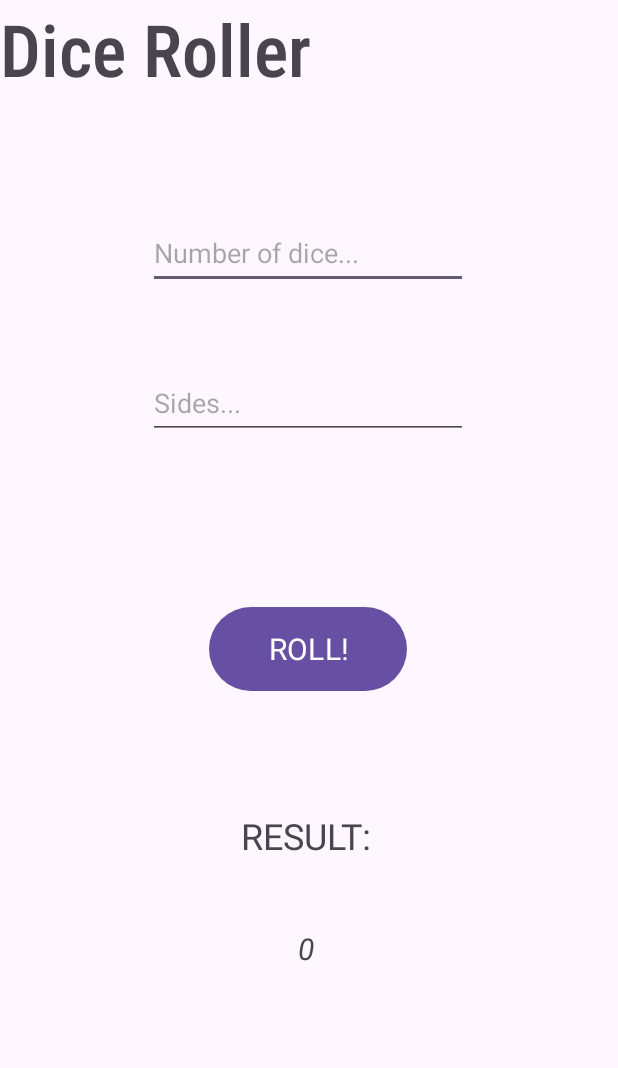
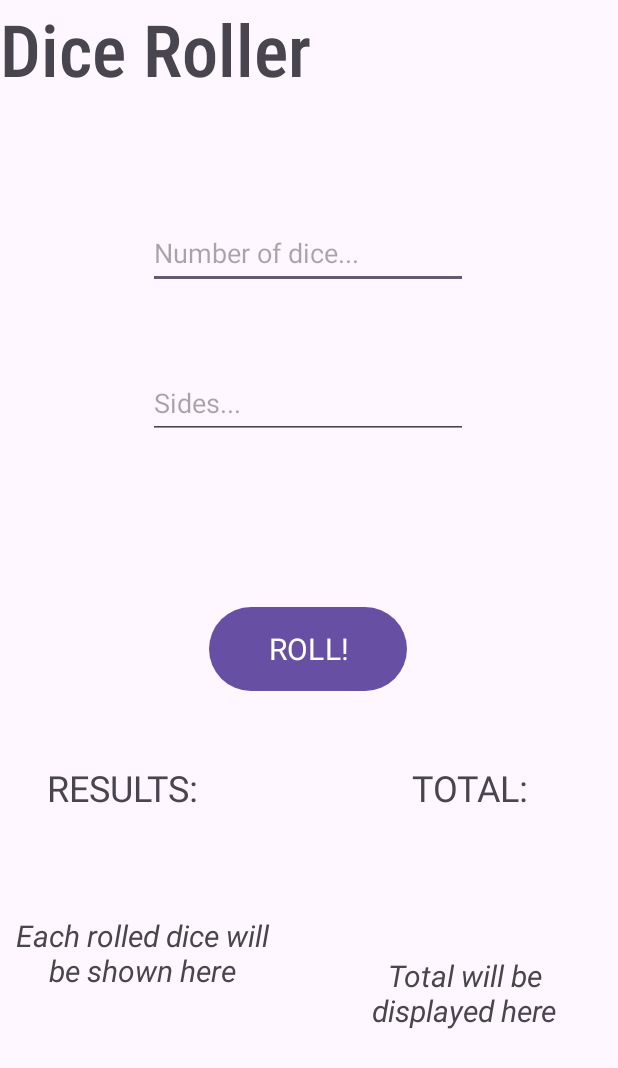
Before and after one commit to RoderikLight/DS41_Practica_2, an Android app: the screen it shows after launch (MainActivity), after a tap on "ROLL!", on a phone screen of 412 x 824 dp. Shown: the top 1068 px of the screen. Run offline under Robolectric (Android 15) with nearby library versions, the phone set to English and light mode, and no system bars.

Commit message:
You can throw multiple dice now
Hey i'm done now i think

```diff
--- a/app/src/main/java/com/roderiklight/ds41_practica_2/Dice.kt
+++ b/app/src/main/java/com/roderiklight/ds41_practica_2/Dice.kt
@@ -1,4 +1,4 @@
 package com.roderiklight.ds41_practica_2
 import kotlin.random.Random
 
-data class Dice(val sides: Int)
+data class Dice(val side: Int)
--- a/app/src/main/java/com/roderiklight/ds41_practica_2/MainActivity.kt
+++ b/app/src/main/java/com/roderiklight/ds41_practica_2/MainActivity.kt
@@ -11,9 +11,12 @@ import kotlin.random.Random
 
 class MainActivity : AppCompatActivity() {
 
+    private var count: String = ""
     private var value: String = ""
-    private var result: Int = 0
+    private var accumulator: Int = 0
+    private var list : ArrayList<Int> = ArrayList()
     private lateinit var total: TextView
+    private lateinit var results: TextView
     override fun onCreate(savedInstanceState: Bundle?) {
         super.onCreate(savedInstanceState)
         setContentView(R.layout.activity_main)
@@ -21,20 +24,41 @@ class MainActivity : AppCompatActivity() {
         val number = findViewById<EditText>(R.id.number)
         val side = findViewById<EditText>(R.id.sides)
         val roll = findViewById<Button>(R.id.button)
+        results = findViewById(R.id.results)
         total = findViewById(R.id.total)
 
         roll.setOnClickListener {
+            count = number.text.toString()
             value = side.text.toString()
-            roller()
-            total.text = result.toString()
+            if (count.isBlank() || value.isBlank()) {
+                Toast.makeText(this, "Try to actually input the needed stuff this time pls", Toast.LENGTH_SHORT).show()
+            }
+            else if (count.toInt() == 0){
+                Toast.makeText(this, "You can't throw 0 dices wtf", Toast.LENGTH_SHORT).show()
+            }
+            else{
+            try{
+            repeat(count.toInt()){
+                roller()
+                total.text = accumulator.toString()
+                results.text = list.toString()
+            }
+            }
+            catch (e: IllegalArgumentException){
+                Toast.makeText(this, "Number of sides CANNOT be 0, when have you ever seen a zero-faced dice? Dummy", Toast.LENGTH_LONG).show()
+            }
+                accumulator = 0
+                list.clear()
+            }
         }
 
 
     }
 
     private fun roller(){
-        val random = Random.nextInt(1, value.toInt() + 1)
-        val dice: Dice = (Dice(sides = random))
-        result = random
+                val random = Random.nextInt(1,value.toInt() + 1)
+                val dice: Dice = (Dice(side = random))
+                list.add(random)
+                accumulator += dice.side
     }
 }
--- a/app/src/main/res/layout/activity_main.xml
+++ b/app/src/main/res/layout/activity_main.xml
@@ -5,6 +5,21 @@
     android:layout_width="match_parent"
     android:layout_height="match_parent"
     tools:context=".MainActivity">
+
+    <TextView
+        android:id="@+id/results"
+        android:layout_width="186dp"
+        android:layout_height="189dp"
+        android:layout_marginEnd="224dp"
+        android:fontFamily="sans-serif"
+        android:text="Each rolled dice will be shown here"
+        android:textAlignment="center"
+        android:textSize="20sp"
+        android:textStyle="italic"
+        app:layout_constraintBottom_toBottomOf="parent"
+        app:layout_constraintEnd_toEndOf="parent"
+        app:layout_constraintTop_toBottomOf="@+id/totaltitle"
+        app:layout_constraintVertical_bias="0.739" />
 
     <TextView
         android:id="@+id/Title"
@@ -61,29 +76,41 @@
 
     <TextView
         android:id="@+id/total"
-        android:layout_width="wrap_content"
-        android:layout_height="wrap_content"
+        android:layout_width="173dp"
+        android:layout_height="61dp"
+        android:layout_marginEnd="16dp"
         android:fontFamily="sans-serif"
-        android:text="Result will be displayed here"
+        android:text="Total will be displayed here"
+        android:textAlignment="center"
         android:textSize="20sp"
         android:textStyle="italic"
         app:layout_constraintBottom_toBottomOf="parent"
         app:layout_constraintEnd_toEndOf="parent"
-        app:layout_constraintHorizontal_bias="0.495"
-        app:layout_constraintStart_toStartOf="parent"
-        app:layout_constraintTop_toBottomOf="@+id/total2"
-        app:layout_constraintVertical_bias="0.204" />
+        app:layout_constraintTop_toBottomOf="@+id/totaltitle"
+        app:layout_constraintVertical_bias="0.43" />
 
     <TextView
-        android:id="@+id/total2"
+        android:id="@+id/totaltitle"
         android:layout_width="wrap_content"
         android:layout_height="wrap_content"
-        android:layout_marginTop="76dp"
+        android:layout_marginTop="44dp"
+        android:layout_marginEnd="60dp"
         android:fontFamily="sans-serif"
-        android:text="RESULT:"
+        android:text="TOTAL:"
         android:textSize="24sp"
         app:layout_constraintEnd_toEndOf="parent"
-        app:layout_constraintHorizontal_bias="0.495"
+        app:layout_constraintTop_toBottomOf="@+id/button" />
+
+    <TextView
+        android:id="@+id/resultstitle"
+        android:layout_width="wrap_content"
+        android:layout_height="wrap_content"
+        android:layout_marginTop="44dp"
+        android:fontFamily="sans-serif"
+        android:text="RESULTS:"
+        android:textSize="24sp"
+        app:layout_constraintEnd_toStartOf="@+id/totaltitle"
+        app:layout_constraintHorizontal_bias="0.179"
         app:layout_constraintStart_toStartOf="parent"
         app:layout_constraintTop_toBottomOf="@+id/button" />
 
```
